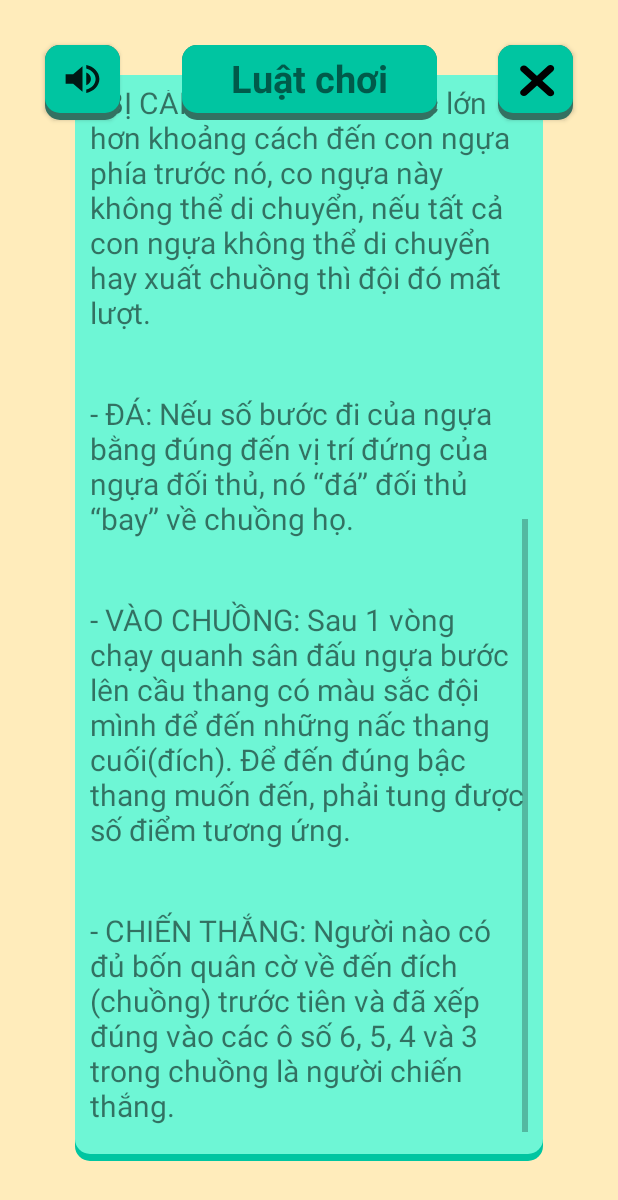
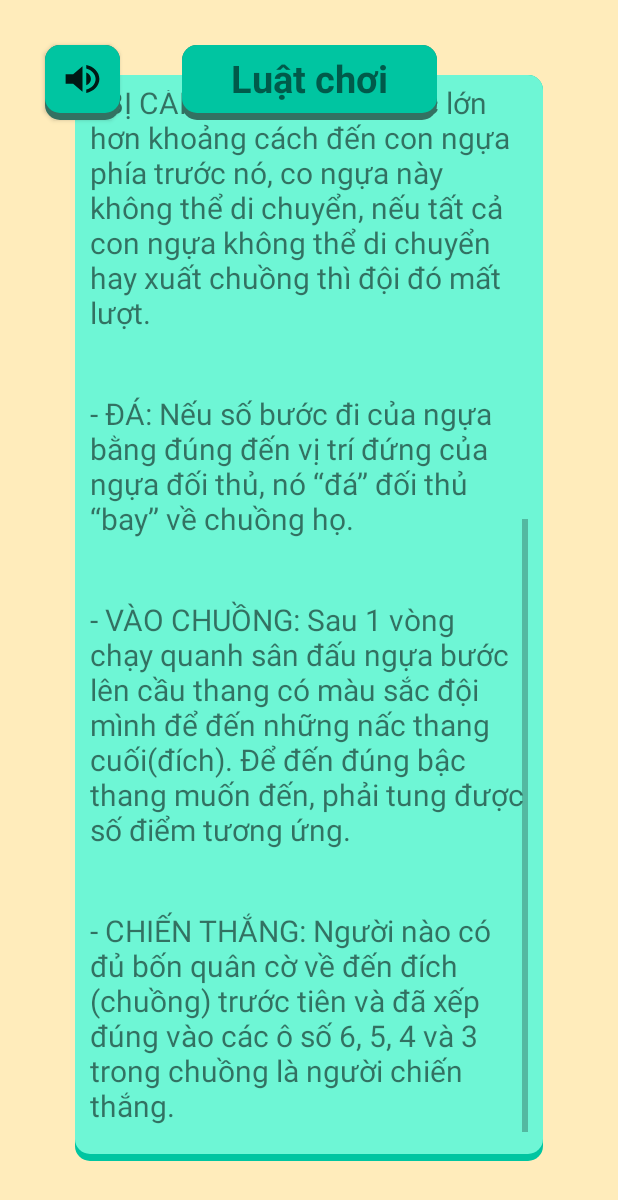
Before and after one commit to AndroidN21/Android-SeaHorses, an Android app: the RuleActivity screen opened directly, with no data from a screen before it, scrolled down 506 dp, on a phone screen of 412 x 824 dp. Shown: the top 1200 px of the screen. Run offline under Robolectric (Android 15) with nearby library versions, the phone set to English and light mode, and no system bars; Roboto replaces fonts that are not available here.

Commit message:
update setting rule screen

```diff
--- a/SourceCode/app/src/main/java/hcmus/nhom21/parcheesigame/RuleActivity.java
+++ b/SourceCode/app/src/main/java/hcmus/nhom21/parcheesigame/RuleActivity.java
@@ -10,7 +10,6 @@ import androidx.annotation.Nullable;
 
 
 public class RuleActivity extends Activity {
-    Button btnExit;
     Button btn_GGvoice;
     private TextView txtTitle;
     private TextView txtLine0;
@@ -25,7 +24,6 @@ public class RuleActivity extends Activity {
         super.onCreate(savedInstanceState);
         setContentView(R.layout.activity_rule);
 
-        btnExit = (Button) findViewById(R.id.btn_exit);
         btn_GGvoice = (Button) findViewById(R.id.btn_GGvoice);
         txtTitle = (TextView) findViewById(R.id.txt_title);
         txtLine0 = (TextView) findViewById(R.id.txtRule_intro);
@@ -43,15 +41,6 @@ public class RuleActivity extends Activity {
         txtLine4.setText(R.string.rule3_vao_chuong);
         txtLine5.setText(R.string.rule4_chien_thang);
 
-        btnExit.setOnClickListener(new View.OnClickListener() {
-            @Override
-            public void onClick(View v) {
-                finish();
-                SFXThread.Stop();
-                MusicThread.PlaySong("a1",getApplicationContext());
-            }
-        });
-
         btn_GGvoice.setOnClickListener(new View.OnClickListener() {
             @Override
             public void onClick(View v) {
--- a/SourceCode/app/src/main/res/layout/activity_rule.xml
+++ b/SourceCode/app/src/main/res/layout/activity_rule.xml
@@ -8,13 +8,11 @@
     android:orientation="vertical"
     tools:ignore="MissingPrefix">
 
-
     <ScrollView
         android:layout_width="match_parent"
         android:layout_height="match_parent"
         android:layout_margin="50dp"
-        android:background="@drawable/btn"
-        >
+        android:background="@drawable/btn">
 
         <LinearLayout
             android:id="@+id/linearLayout1"
@@ -102,17 +100,6 @@
     </RelativeLayout>
 
     <Button
-        android:id="@+id/btn_exit"
-        android:layout_width="50dp"
-        android:layout_height="50dp"
-        android:layout_marginTop="30dp"
-        android:layout_marginRight="30dp"
-        android:background="@drawable/btn_exit"
-        app:layout_constraintRight_toRightOf="parent"
-        app:layout_constraintTop_toTopOf="parent">
-    </Button>
-
-    <Button
         android:id="@+id/btn_GGvoice"
         android:layout_width="50dp"
         android:layout_height="50dp"
```
Also changed, not shown: SourceCode/app/src/main/java/hcmus/nhom21/parcheesigame/SettingMenuActivity.java (+0 -9 lines), SourceCode/app/src/main/res/layout/activity_setting.xml (+1 -13 lines).
